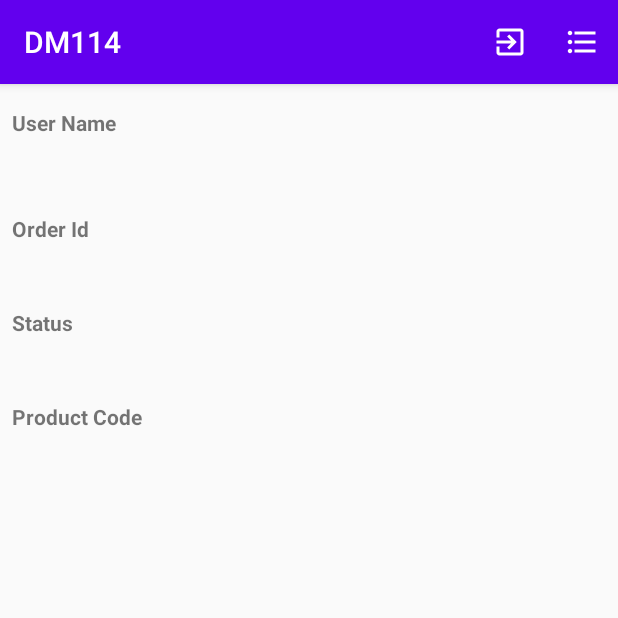
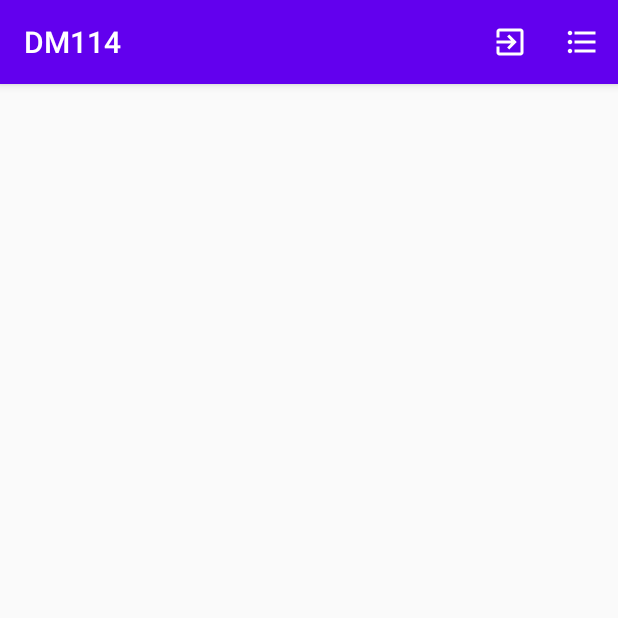
Before and after one commit to tidanilocarvalho/DM114, an Android app: the OrderDetailInfoFragment screen opened directly, with no data from a screen before it, after a tap on "List", on a phone screen of 412 x 824 dp, the top half of it. Run offline under Robolectric (Android 15) with nearby library versions, the phone set to English and light mode, and no system bars; our stand-ins replace Firebase (no records; nobody signed in at launch, a user with empty details on screens opened directly), data binding; libraries missing offline, so code that uses them is left out: com.firebase.ui; 1 statement that could not run was skipped.

Commit message:
Add structure for list order from firebase

```diff
--- a/dm114/app/src/main/java/br/com/danilo/projectdm114/MainActivity.kt
+++ b/dm114/app/src/main/java/br/com/danilo/projectdm114/MainActivity.kt
@@ -12,6 +12,7 @@ import android.widget.Toast
 import androidx.navigation.findNavController
 import br.com.danilo.projectdm114.messaging.ORDER_DETAIL_MESSAGING_KEY
 import br.com.danilo.projectdm114.order.OrderDetailInfoFragmentDirections
+import br.com.danilo.projectdm114.order.OrderListFragmentDirections
 import com.firebase.ui.auth.AuthUI
 import com.firebase.ui.auth.IdpResponse
 import com.google.firebase.FirebaseApp
@@ -87,7 +88,7 @@ class MainActivity : AppCompatActivity() {
     override fun onOptionsItemSelected(item: MenuItem): Boolean {
         return when (item.itemId) {
             R.id.nav_order_detail_list -> {
-                //TODO: implement
+                this.findNavController(R.id.nav_host_fragment).navigate(OrderListFragmentDirections.actionShowOrderList())
                 return true
             }
 
--- /dev/null
+++ b/dm114/app/src/main/java/br/com/danilo/projectdm114/order/OrderBindingAdapters.kt
@@ -0,0 +1,21 @@
+package br.com.danilo.projectdm114.order
+
+import android.widget.TextView
+import androidx.databinding.BindingAdapter
+import androidx.recyclerview.widget.RecyclerView
+import br.com.danilo.projectdm114.persistence.Order
+
+@BindingAdapter("ordersList")
+fun bindProductsList(recyclerView: RecyclerView, orders: List<Order>?) {
+    orders?.let {
+        val adapter = recyclerView.adapter as OrderAdapter
+        adapter.submitList(orders)
+    }
+}
+
+@BindingAdapter("orderDate")
+fun bindProductPrice(txtOrderDate: TextView, orderDate: Long?) {
+    orderDate?.let {
+        txtOrderDate.text = "2020/01/01 01:01:01"
+    }
+}
--- /dev/null
+++ b/dm114/app/src/main/java/br/com/danilo/projectdm114/order/OrderListFragment.kt
@@ -0,0 +1,37 @@
+package br.com.danilo.projectdm114.order
+
+import android.os.Bundle
+import android.util.Log
+import android.view.LayoutInflater
+import android.view.View
+import android.view.ViewGroup
+import androidx.fragment.app.Fragment
+import androidx.lifecycle.ViewModelProviders
+import androidx.recyclerview.widget.DividerItemDecoration
+import androidx.recyclerview.widget.RecyclerView.VERTICAL
+import br.com.danilo.projectdm114.databinding.FragmentOrdersListBinding
+
+private const val TAG = "OrderListFragment"
+
+class OrderListFragment : Fragment() {
+
+    private val orderListViewModel: OrderListViewModel by lazy {
+        ViewModelProviders.of(this).get(OrderListViewModel::class.java)
+    }
+
+    override fun onCreateView(inflater: LayoutInflater, container: ViewGroup?,  savedInstanceState: Bundle?): View? {
+        val binding = FragmentOrdersListBinding.inflate(inflater)
+
+        Log.i(TAG, "onCreateView")
+
+        binding.setLifecycleOwner(this)
+
+        binding.orderListViewModel = orderListViewModel
+
+        val itemDecor = DividerItemDecoration(getContext(), VERTICAL)
+        binding.rcvOrders.addItemDecoration(itemDecor)
+
+        return binding.root
+    }
+
+}
--- /dev/null
+++ b/dm114/app/src/main/java/br/com/danilo/projectdm114/order/OrderListViewModel.kt
@@ -0,0 +1,34 @@
+package br.com.danilo.projectdm114.order
+
+import android.util.Log
+import androidx.lifecycle.LiveData
+import androidx.lifecycle.MutableLiveData
+import androidx.lifecycle.ViewModel
+import br.com.danilo.projectdm114.persistence.Order
+import br.com.danilo.projectdm114.persistence.OrderRepository
+
+private const val TAG = "OrderListViewModel"
+
+class OrderListViewModel : ViewModel() {
+
+    private var _orders = MutableLiveData<List<Order>>()
+    val orders: LiveData<List<Order>>
+        get() = _orders
+
+    init {
+        Log.d(TAG, "init ViewModel")
+        getOrders()
+    }
+
+    private fun getOrders() {
+        Log.d(TAG, "get orders")
+
+        _orders = OrderRepository.getOrders()
+    }
+
+    override fun onCleared() {
+        Log.i(TAG, "onCleared")
+        super.onCleared()
+    }
+
+}
--- a/dm114/app/src/main/java/br/com/danilo/projectdm114/persistence/OrderRepository.kt
+++ b/dm114/app/src/main/java/br/com/danilo/projectdm114/persistence/OrderRepository.kt
@@ -61,7 +61,7 @@ object OrderRepository {
                     val orders = ArrayList<Order>()
                     querySnapshot.forEach {
                         val order = it.toObject<Order>()
-                        order.id = it.id
+                        //order.id = it.id
                         orders.add(order)
                     }
                     liveOrders.postValue(orders)
@@ -69,6 +69,8 @@ object OrderRepository {
                     Log.d(TAG, "No order has been found")
                 }
             }
+
+        Log.d(TAG, "Return liveOrders")
 
         return liveOrders
     }
--- /dev/null
+++ b/dm114/app/src/main/res/layout/fragment_orders_list.xml
@@ -0,0 +1,41 @@
+<?xml version="1.0" encoding="utf-8"?>
+<layout xmlns:android="http://schemas.android.com/apk/res/android"
+    xmlns:app="http://schemas.android.com/apk/res-auto"
+    xmlns:tools="http://schemas.android.com/tools">
+    <data>
+        <variable
+            name="orderListViewModel"
+            type="br.com.danilo.projectdm114.order.OrderListViewModel" />
+    </data>
+
+    <androidx.constraintlayout.widget.ConstraintLayout
+        android:layout_width="match_parent"
+        android:layout_height="match_parent">
+
+        <androidx.swiperefreshlayout.widget.SwipeRefreshLayout
+            android:id="@+id/ordersRefresh"
+            android:layout_width="match_parent"
+            android:layout_height="match_parent">
+
+        <androidx.recyclerview.widget.RecyclerView
+            android:id="@+id/rcvOrders"
+            android:layout_width="0dp"
+            android:layout_height="0dp"
+            android:layout_marginStart="8dp"
+            android:layout_marginTop="8dp"
+            android:layout_marginEnd="8dp"
+            android:layout_marginBottom="8dp"
+            app:layoutManager="androidx.recyclerview.widget.GridLayoutManager"
+            app:spanCount="1"
+            android:orientation="vertical"
+            app:layout_constraintBottom_toBottomOf="parent"
+            app:layout_constraintEnd_toEndOf="parent"
+            app:layout_constraintStart_toStartOf="parent"
+            app:layout_constraintTop_toTopOf="parent"
+            app:ordersList="@{orderListViewModel.orders}"
+            tools:listitem="@layout/item_order" />
+
+        </androidx.swiperefreshlayout.widget.SwipeRefreshLayout>
+
+    </androidx.constraintlayout.widget.ConstraintLayout>
+</layout>
```
Also changed, not shown: dm114/app/src/main/java/br/com/danilo/projectdm114/order/OrderAdapter.kt (added, +54 -0 lines), dm114/app/src/main/res/layout/item_order.xml (added, +53 -0 lines), dm114/app/src/main/res/navigation/navigation_graph.xml (+13 -0 lines).
